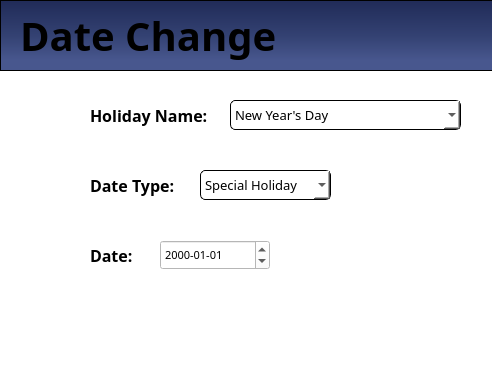
The window that MainFrame/Resources/UI/datechange.ui (Maze711/systemPayroll) describes before a commit, drawn with Qt 5.
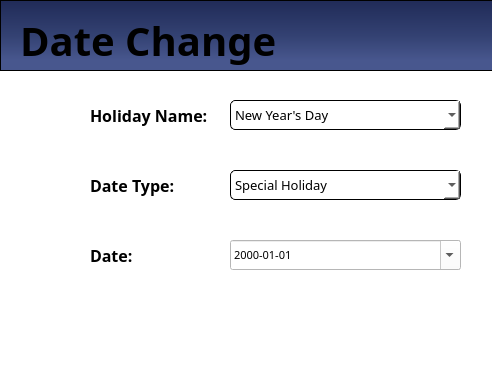
The same window after the commit. Icons and pictures are not drawn.

Patch:
```diff
--- a/MainFrame/Resources/UI/datechange.ui
+++ b/MainFrame/Resources/UI/datechange.ui
@@ -204,9 +204,9 @@
   <widget class="QDateEdit" name="dateEdit">
    <property name="geometry">
     <rect>
-     <x>160</x>
+     <x>230</x>
      <y>240</y>
-     <width>110</width>
+     <width>231</width>
      <height>30</height>
     </rect>
    </property>
@@ -219,6 +219,9 @@
    <property name="displayFormat">
     <string>yyyy-MM-dd</string>
    </property>
+   <property name="calendarPopup">
+    <bool>true</bool>
+   </property>
   </widget>
   <widget class="QPushButton" name="btnUpdate">
    <property name="geometry">
@@ -291,7 +294,7 @@
       <x>20</x>
       <y>10</y>
       <width>291</width>
-      <height>51</height>
+      <height>61</height>
      </rect>
     </property>
     <property name="font">
@@ -420,9 +423,9 @@
   <widget class="QComboBox" name="cmbDateType">
    <property name="geometry">
     <rect>
-     <x>200</x>
+     <x>230</x>
      <y>170</y>
-     <width>131</width>
+     <width>231</width>
      <height>30</height>
     </rect>
    </property>
```
